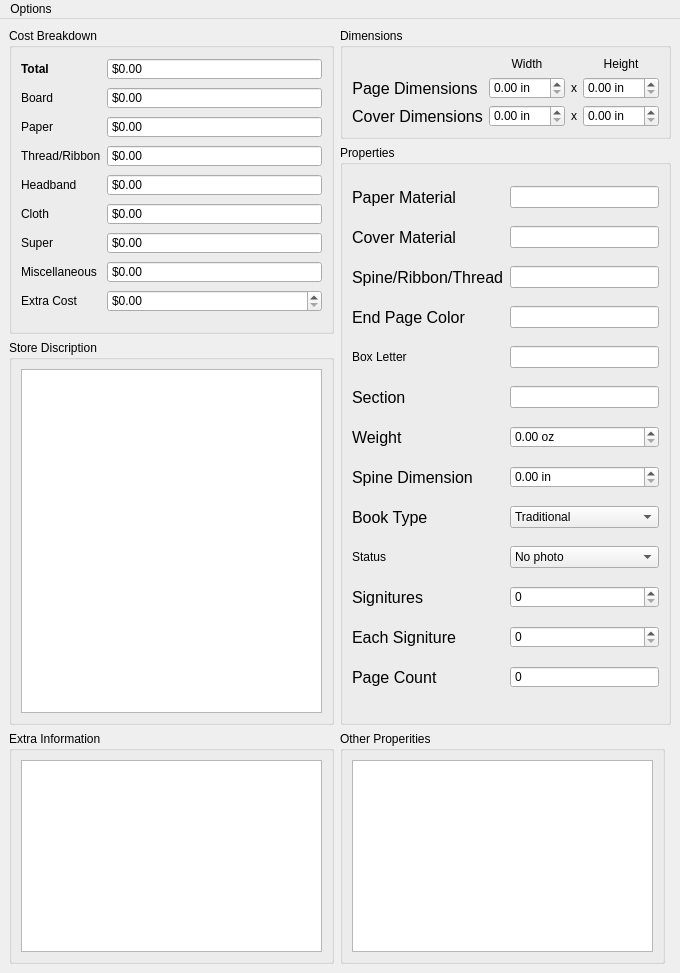
Before: the Qt Designer form mainwindow.ui in farinc/book-tracker, drawn with Qt 5.
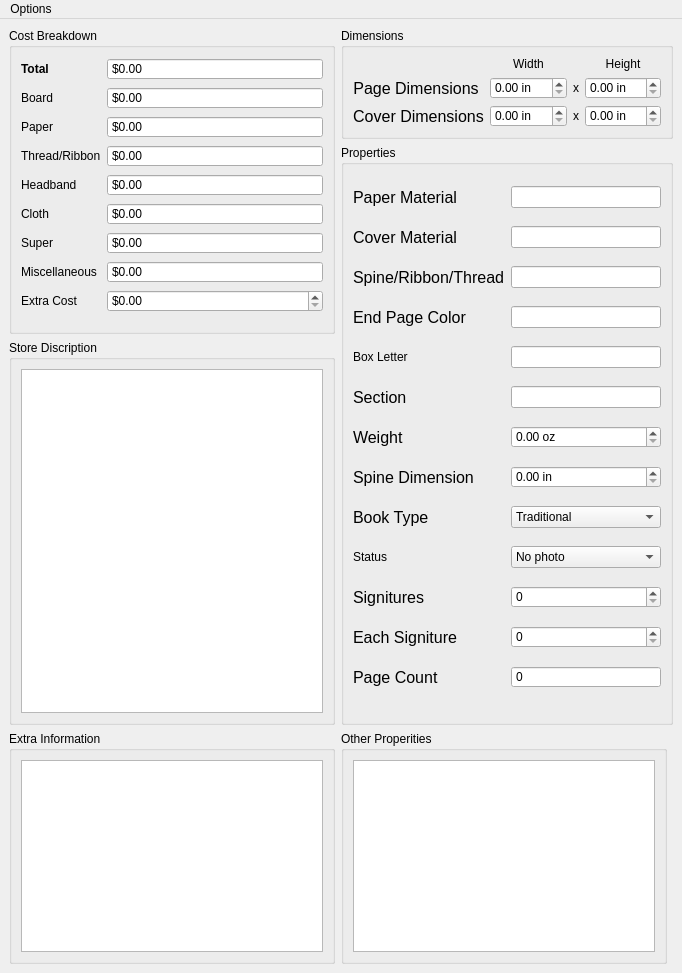
After: the same form once the commit is applied. Icons and pictures are not drawn.

Commit message: Corrected icon for proper view in Windows and touched up the ui a bit and fixed a import error related to the renaming of the saving dialog

The edit to the form file:
```diff
--- a/mainwindow.ui
+++ b/mainwindow.ui
@@ -9,7 +9,7 @@
    <rect>
     <x>0</x>
     <y>0</y>
-    <width>680</width>
+    <width>682</width>
     <height>973</height>
    </rect>
   </property>
@@ -1137,7 +1137,7 @@
     <rect>
      <x>0</x>
      <y>0</y>
-     <width>680</width>
+     <width>682</width>
      <height>30</height>
     </rect>
    </property>
```
Left out of the diff: 2 changed lines with no effect on the pictures. The commit also changes 7 other files.
